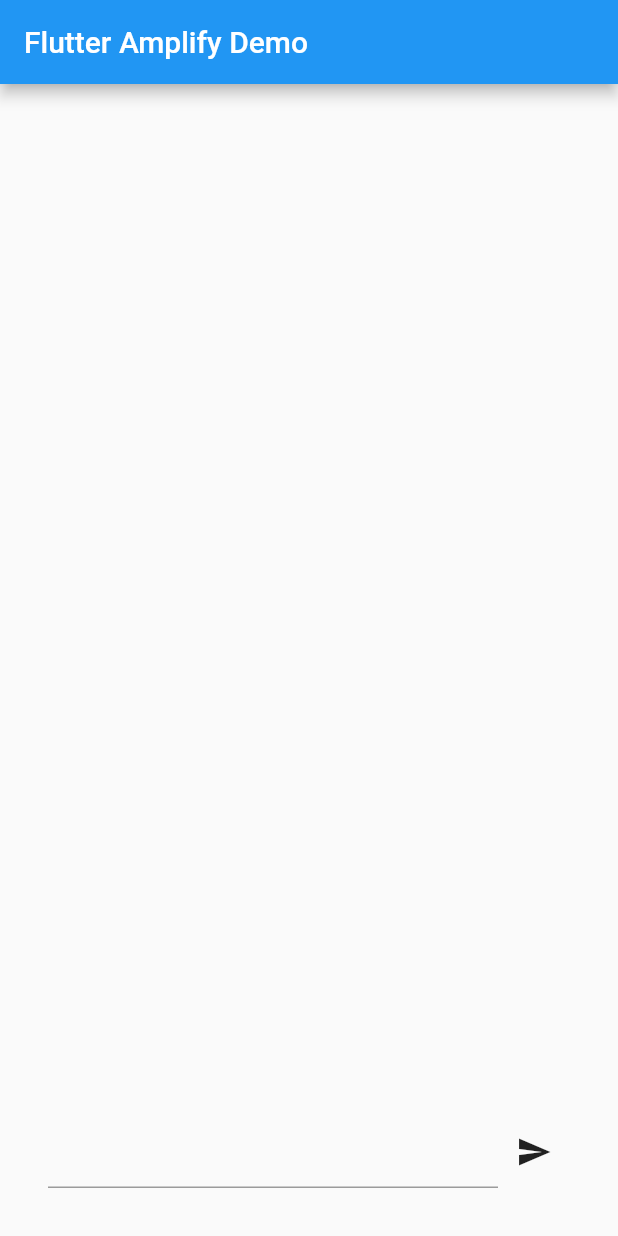
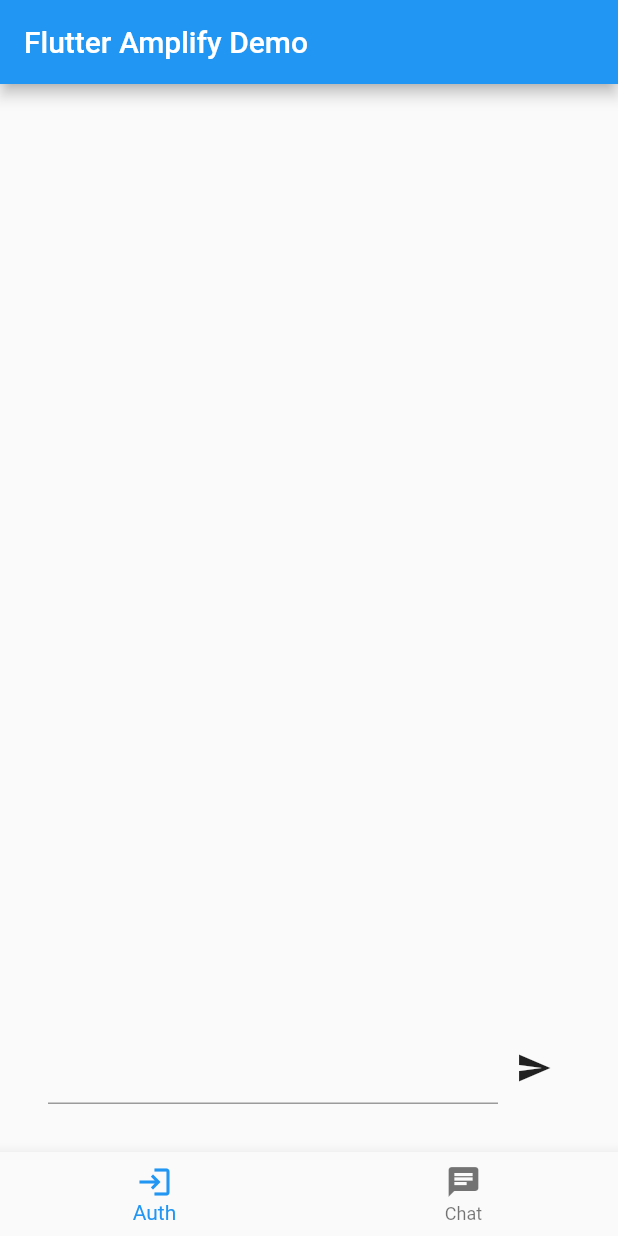
Before and after one commit to finkmoritz/flutter-amplify-demo, a Flutter app: the screen it shows after launch, after a tap on the "send" icon, on a phone screen of 412 x 824 dp. Run offline on Flutter 3.47's test engine with Material 2 defaults, Android fonts, the phone set to English and light mode, and no system bars; missing offline and left inert: amplify_api, amplify_auth_cognito, amplify_datastore, amplify_flutter.

Commit message:
Add multi-page setup

```diff
--- a/lib/home_page.dart
+++ b/lib/home_page.dart
@@ -1,7 +1,5 @@
-import 'package:amplify_datastore/amplify_datastore.dart';
-import 'package:amplify_flutter/amplify.dart';
 import 'package:flutter/material.dart';
-import 'package:flutter_amplify_demo/models/Message.dart';
+import 'package:flutter_amplify_demo/pages/chat_page.dart';
 
 class HomePage extends StatefulWidget {
   @override
@@ -9,23 +7,25 @@
 }
 
 class _HomePageState extends State<HomePage> {
-  var controller = TextEditingController();
-  var messages = <Message>[];
+  int _currentIndex = 0;
+  PageController _pageController;
+
+  ChatPage _authPage;
+  ChatPage _chatPage;
 
   @override
   void initState() {
     super.initState();
-    _subscribe();
+    _pageController = PageController();
+
+    _authPage = ChatPage();
+    _chatPage = ChatPage();
   }
 
-  _subscribe() {
-    Amplify.DataStore
-        .observe(Message.classType)
-        .listen(
-            (event) {
-              _updateMessages();
-            }
-        );
+  @override
+  void dispose() {
+    _pageController.dispose();
+    super.dispose();
   }
 
   @override
@@ -34,72 +34,39 @@
       appBar: AppBar(
         title: Text('Flutter Amplify Demo'),
       ),
-      body: Padding(
-        padding: EdgeInsets.all(32.0),
-        child: _buildBody(),
+      body: PageView(
+        controller: _pageController,
+        onPageChanged: (index) => setState(() {
+          _currentIndex = index;
+        }),
+        children: [
+          _authPage,
+          _chatPage,
+        ],
+      ),
+      bottomNavigationBar: BottomNavigationBar(
+        currentIndex: _currentIndex,
+        onTap: (index) => setState(() {
+          _currentIndex = index;
+          _pageController.animateToPage(
+              index,
+              duration: Duration(milliseconds: 500),
+              curve: Curves.easeOut
+          );
+        }),
+        items: [
+          BottomNavigationBarItem(
+            icon: Icon(Icons.login),
+            label: 'Auth',
+            backgroundColor: Theme.of(context).primaryColor,
+          ),
+          BottomNavigationBarItem(
+            icon: Icon(Icons.chat),
+            label: 'Chat',
+            backgroundColor: Theme.of(context).primaryColor,
+          ),
+        ],
       ),
     );
   }
-
-  Widget _buildBody() {
-    return Column(
-      children: [
-        Expanded(
-          child: _buildChatHistory(),
-        ),
-        _buildChatInput(),
-      ],
-    );
-  }
-
-  Widget _buildChatHistory() {
-    return ListView.builder(
-      itemCount: messages.length,
-      itemBuilder: (context, index) {
-        return ListTile(
-          title: Text(messages[index].user),
-          subtitle: Text(messages[index].content),
-        );
-      }
-    );
-  }
-
-  Widget _buildChatInput() {
-    return Row(
-      children: [
-        Expanded(
-          child: TextFormField(
-            controller: controller,
-          ),
-        ),
-        IconButton(
-          icon: Icon(Icons.send,),
-          onPressed: () {
-            _postMessage(controller.text);
-            setState(() {
-              controller.text = '';
-            });
-          },
-        ),
-      ],
-    );
-  }
-
-  _updateMessages() async {
-    messages = await Amplify.DataStore.query(
-      Message.classType,
-      sortBy: [Message.TIMESTAMP.ascending()],
-    );
-    setState(() {});
-  }
-
-  _postMessage(String content) async {
-    //var user = await Amplify.Auth.getCurrentUser(); //FIXME
-    var message = Message(
-      user: 'Unknown User', //user.username, //FIXME
-      timestamp: TemporalDateTime.now(),
-      content: content,
-    );
-    Amplify.DataStore.save(message);
-  }
 }
--- a/lib/main.dart
+++ b/lib/main.dart
@@ -52,9 +52,5 @@
     } on AmplifyAlreadyConfiguredException {
       print("Tried to reconfigure Amplify; this can occur when your app restarts on Android.");
     }
-
-    // Mock sign in FIXME
-    //Amplify.Auth.signOut();
-    //Amplify.Auth.signIn(username: 'Moritz', password: 'Test12345');
   }
 }
--- /dev/null
+++ b/lib/pages/chat_page.dart
@@ -0,0 +1,104 @@
+import 'package:amplify_auth_cognito/amplify_auth_cognito.dart';
+import 'package:amplify_datastore/amplify_datastore.dart';
+import 'package:amplify_flutter/amplify.dart';
+import 'package:flutter/material.dart';
+import 'package:flutter_amplify_demo/models/Message.dart';
+
+class ChatPage extends StatefulWidget {
+  @override
+  _ChatPageState createState() => _ChatPageState();
+}
+
+class _ChatPageState extends State<ChatPage> {
+  var controller = TextEditingController();
+  var messages = <Message>[];
+
+  @override
+  void initState() {
+    super.initState();
+    _subscribe();
+    _updateMessages();
+  }
+
+  _subscribe() {
+    Amplify.DataStore
+        .observe(Message.classType)
+        .listen(
+            (event) {
+              _updateMessages();
+            }
+        );
+  }
+
+  @override
+  Widget build(BuildContext context) {
+    return Padding(
+      padding: const EdgeInsets.all(32.0),
+      child: Column(
+        children: [
+          Expanded(
+            child: _buildChatHistory(),
+          ),
+          _buildChatInput(),
+        ],
+      ),
+    );
+  }
+
+  Widget _buildChatHistory() {
+    return ListView.builder(
+      itemCount: messages.length,
+      itemBuilder: (context, index) {
+        return ListTile(
+          title: Text(messages[index].user),
+          subtitle: Text(messages[index].content),
+        );
+      }
+    );
+  }
+
+  Widget _buildChatInput() {
+    return Row(
+      children: [
+        Expanded(
+          child: TextFormField(
+            controller: controller,
+          ),
+        ),
+        IconButton(
+          icon: Icon(Icons.send,),
+          onPressed: () {
+            _postMessage(controller.text);
+            setState(() {
+              controller.text = '';
+            });
+          },
+        ),
+      ],
+    );
+  }
+
+  _updateMessages() async {
+    messages = await Amplify.DataStore.query(
+      Message.classType,
+      sortBy: [Message.TIMESTAMP.ascending()],
+    );
+    setState(() {});
+  }
+
+  _postMessage(String content) async {
+    var username = 'Guest';
+    try{
+      var user = await Amplify.Auth.getCurrentUser();
+      username = user.username;
+    } on SignedOutException {
+      print('User is using guest access');
+    }
+    var message = Message(
+      user: username,
+      timestamp: TemporalDateTime.now(),
+      content: content,
+    );
+    Amplify.DataStore.save(message);
+  }
+}
```
